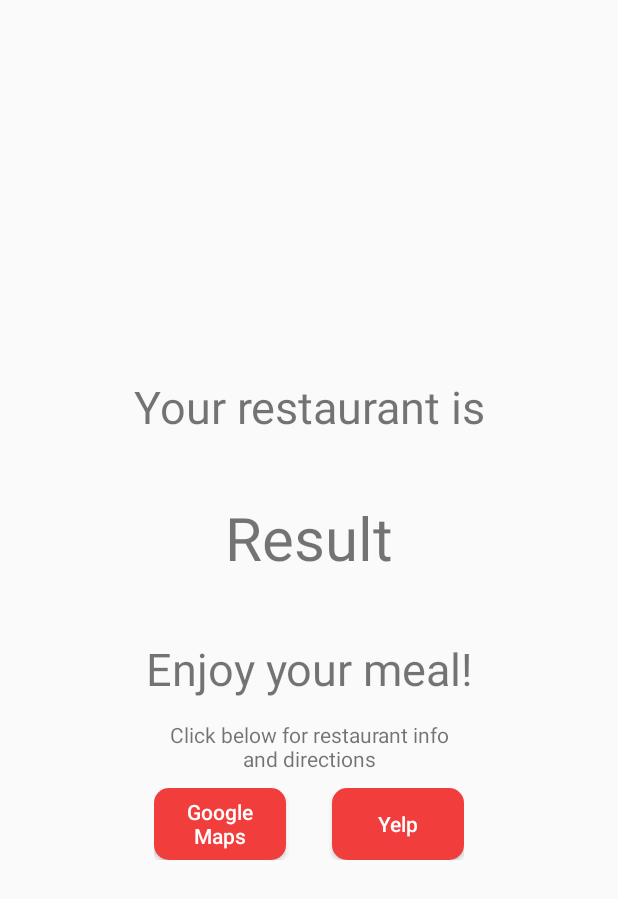
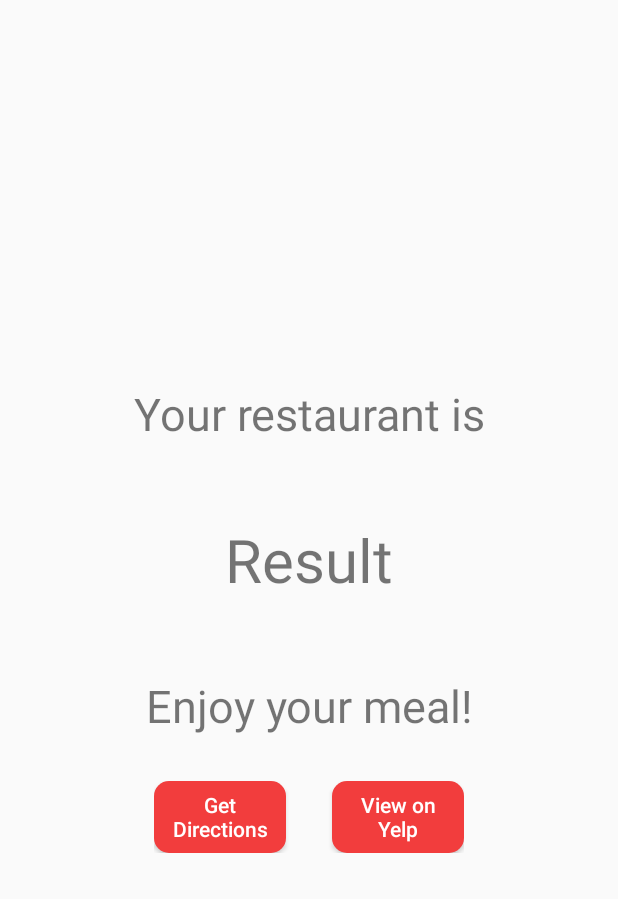
Before and after one commit to jpachev/cs356-pickaplace, an Android app: the layout final_result.xml on its own in the app's theme, with its tools: preview values and no code run, on a phone screen of 412 x 824 dp. Shown: the top 899 px of the screen. Run offline under Robolectric (Android 15) with nearby library versions, the phone set to English and light mode, and no system bars.

Commit message:
formatting

```diff
--- a/PickAPlace/app/src/main/res/layout/final_result.xml
+++ b/PickAPlace/app/src/main/res/layout/final_result.xml
@@ -23,8 +23,8 @@
         android:textSize="40sp"
         android:paddingLeft="50dp"
         android:paddingRight="50dp"
-        android:layout_marginTop="40dp"
-        android:layout_marginBottom="40dp"
+        android:layout_marginTop="50dp"
+        android:layout_marginBottom="50dp"
         android:text="Result" />
 
     <TextView
@@ -37,30 +37,19 @@
         android:paddingRight="50dp"
         android:text="Enjoy your meal!" />
 
-    <TextView
-        android:layout_height="wrap_content"
-        android:layout_width="wrap_content"
-        android:layout_gravity="center"
-        android:textAlignment="center"
-        android:textSize="14sp"
-        android:layout_marginTop="14dp"
-        android:paddingLeft="50dp"
-        android:paddingRight="50dp"
-        android:text="Click below for restaurant info\nand directions" />
-
     <LinearLayout
         android:layout_width="wrap_content"
         android:layout_height="wrap_content"
         android:orientation="horizontal"
         android:layout_gravity="center"
-        android:layout_marginTop="10dp"
+        android:layout_marginTop="30dp"
         android:gravity="center">
         <Button
             android:id="@+id/final_button"
             android:layout_width="wrap_content"
             android:layout_height="wrap_content"
             android:background="@drawable/button"
-            android:text="Google\nMaps"
+            android:text="Get\nDirections"
             android:layout_marginRight="15dp"
             android:textSize="14sp"
             android:textAllCaps="false"
@@ -71,7 +60,7 @@
             android:layout_height="wrap_content"
             android:background="@drawable/button"
             android:layout_marginLeft="15dp"
-            android:text="Yelp"
+            android:text="View on\nYelp"
             android:textSize="14sp"
             android:textAllCaps="false"
             android:textColor="#FFFFFF" />
--- a/PickAPlace/app/src/main/res/layout/round_result.xml
+++ b/PickAPlace/app/src/main/res/layout/round_result.xml
@@ -12,7 +12,7 @@
         android:paddingLeft="50dp"
         android:paddingRight="50dp"
         android:textSize="30sp"
-        android:text="The result for this round is" />
+        android:text="Your cuisine result is" />
 
     <TextView
         android:id="@+id/result"
```
